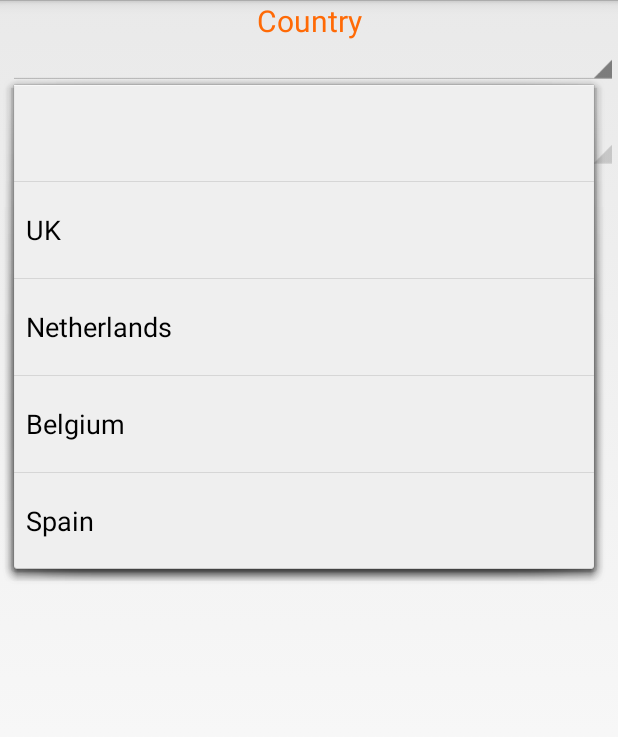
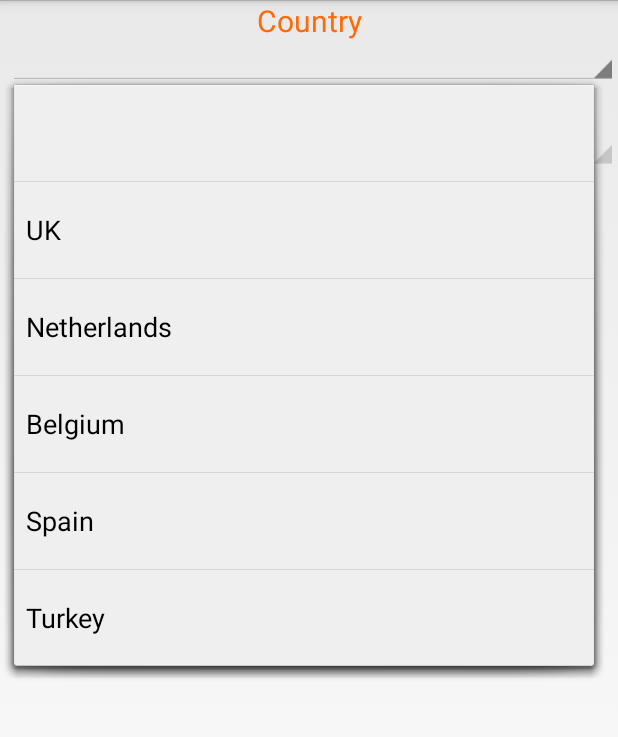
Before and after one commit to svinchon/EMCMobileBankingxCP, an Android app: the fragment country_list shown on its own in the app's theme, after a tap on an icon or button, on a phone screen of 412 x 824 dp, the part 72-809 px from its top. Run offline under Robolectric (Android 15) with nearby library versions, the phone set to English and light mode, and no system bars.

Commit message:
requested change for turkey

```diff
--- a/app/src/main/res/values/strings.xml
+++ b/app/src/main/res/values/strings.xml
@@ -152,6 +152,7 @@
         <item>Netherlands</item>
         <item>Belgium</item>
         <item>Spain</item>
+        <item>Turkey</item>
     </string-array>
     <string-array name="doctype_array">
         <item></item>
@@ -163,6 +164,6 @@
         <item>Residence Card</item>
     </string-array>
 
-<!-- TODO: Remove or change this placeholder text -->
+    <!-- TODO: Remove or change this placeholder text -->
     <string name="hello_blank_fragment">Hello blank fragment</string>>
 </resources>
```
Also changed, not shown: app/src/main/java/ing/rbi/poc/country_list.java (+7 -0 lines), 1 other file.
